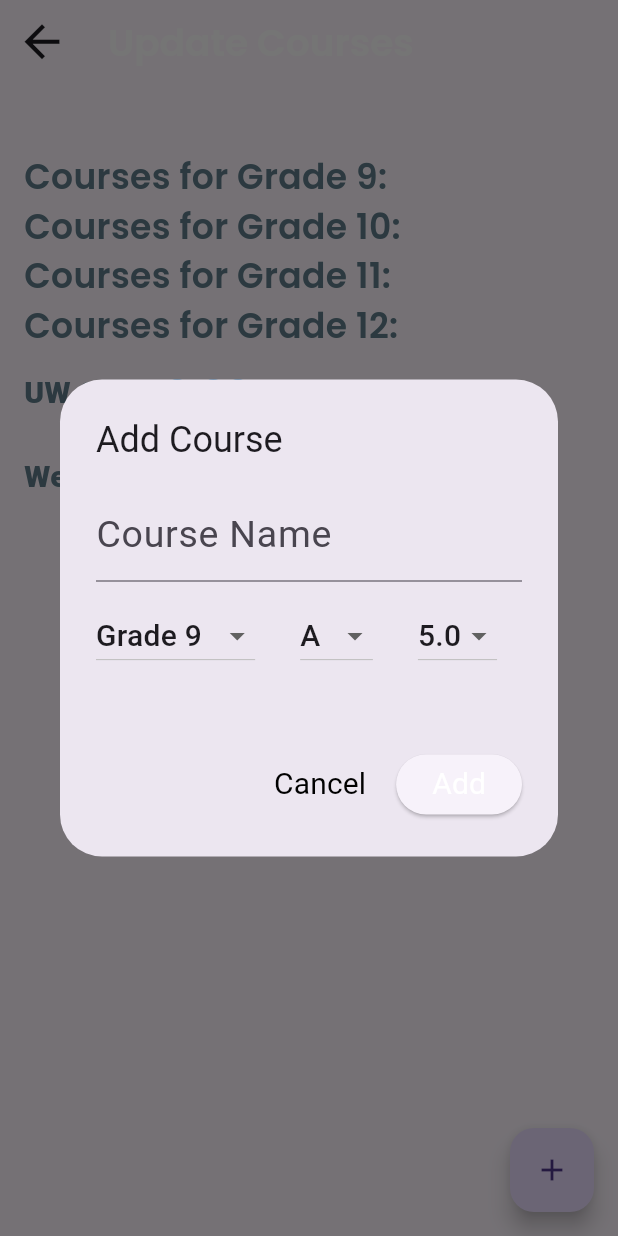
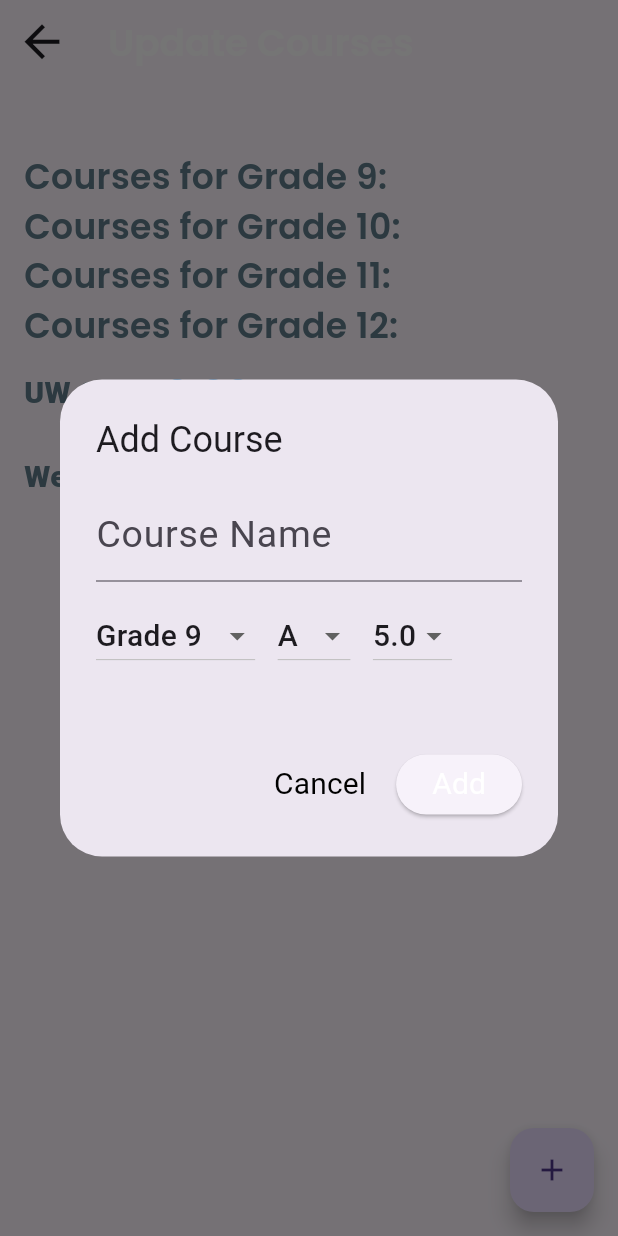
Before and after one commit to DannyM125/intro_to_programming_FBLA_23-24, a Flutter app: the CalculatorScreen screen opened directly, after a tap on the "add" icon, on a phone screen of 412 x 824 dp. Run offline on Flutter 3.47's test engine with Material 3 defaults, Android fonts, the light colour scheme and no system bars; our stand-ins replace google_fonts, shared_preferences; accounts and stored records are empty.

```diff
--- a/lib/CoursePage.dart
+++ b/lib/CoursePage.dart
@@ -175,7 +175,7 @@ class _CalculatorScreenState extends State<CalculatorScreen> {
                       },
                     ),
                     SizedBox(
-                      width: 30,
+                      width: 15,
                     ),
                     StatefulBuilder(
                       builder: (BuildContext context, StateSetter setState) {
@@ -202,7 +202,7 @@ class _CalculatorScreenState extends State<CalculatorScreen> {
                       },
                     ),
                     SizedBox(
-                      width: 30,
+                      width: 15,
                     ),
                     StatefulBuilder(
                       builder: (BuildContext context, StateSetter setState) {
```
Also changed, not shown: pubspec.lock, 5 other files.
